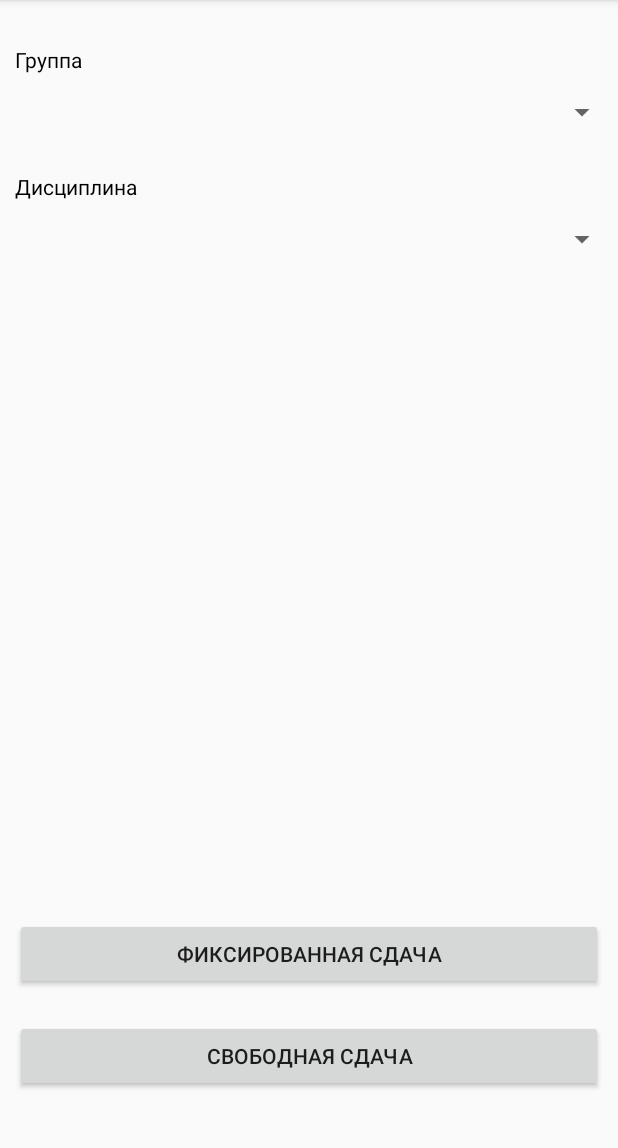
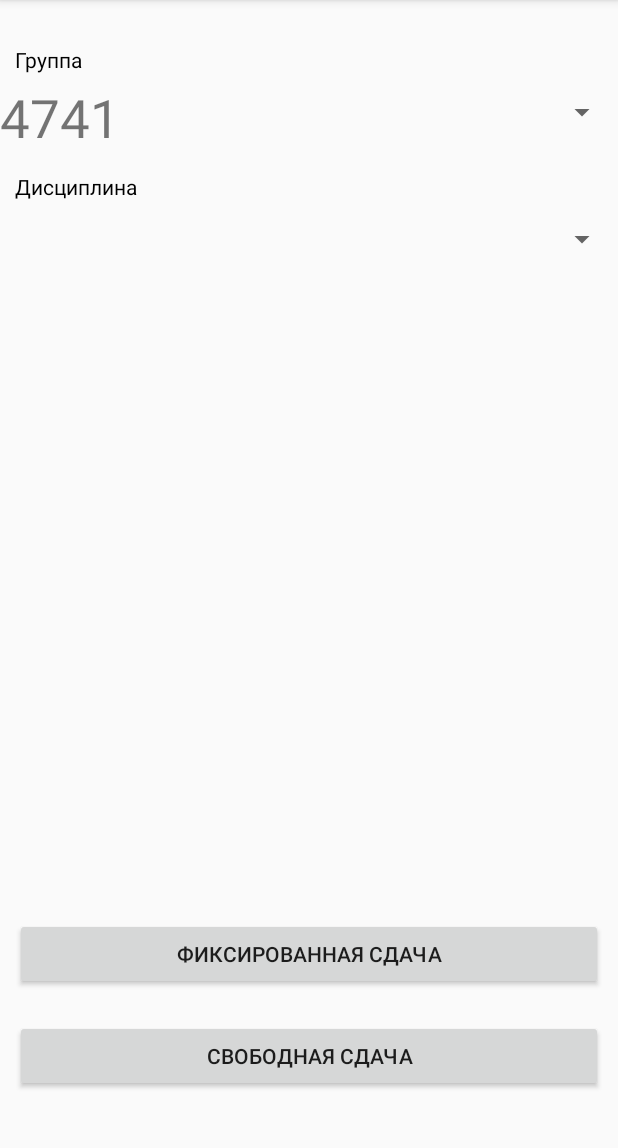
Before and after one commit to VixonneN/CourseWork, an Android app: the screen it shows after launch (MainActivity), on a phone screen of 412 x 824 dp, the part 84-1232 px from its top. Run offline under Robolectric (Android 15) with nearby library versions, the phone set to English and light mode, and no system bars; our stand-ins replace Room's generated code.

Commit message:
add first fake data to spinner

```diff
--- a/app/src/main/java/com/suai/sergey/MainActivity.java
+++ b/app/src/main/java/com/suai/sergey/MainActivity.java
@@ -10,7 +10,9 @@ import android.widget.ArrayAdapter;
 import android.widget.Button;
 import android.widget.Spinner;
 
+import com.suai.sergey.adapters.GroupSpinnerAdapter;
 import com.suai.sergey.databases.groupDatabase.Group;
+import com.suai.sergey.databases.groupDatabase.NumberGroup;
 import com.suai.sergey.databases.studentDatabase.Student;
 import com.suai.sergey.databases.subjectDatabase.Subject;
 import com.suai.sergey.databases.submissionDatabase.Submission;
@@ -42,22 +44,28 @@ public class MainActivity extends AppCompatActivity {
     //выпадающие списки
     private void classAdapterSpinner(){
         Spinner classSpinner = findViewById(R.id.group_MA);
-        ArrayAdapter<String> classAdapter = new ArrayAdapter<>(this, android.R.layout.simple_spinner_item, cClass);
-        classAdapter.setDropDownViewResource(android.R.layout.simple_spinner_dropdown_item);
-        classSpinner.setAdapter(classAdapter);
-        AdapterView.OnItemSelectedListener onItemSelectedListener = new AdapterView.OnItemSelectedListener() {
-            @Override
-            public void onItemSelected(AdapterView<?> parent, View view, int position, long id) {
-                String item = (String)parent.getItemAtPosition(position);
-                textSpinner.add(0, item);
-            }
 
-            @Override
-            public void onNothingSelected(AdapterView<?> parent) {
+        GroupSpinnerAdapter spinnerAdapter = new GroupSpinnerAdapter(this, getGroupList());
 
-            }
-        };
-        classSpinner.setOnItemSelectedListener(onItemSelectedListener);
+//        ArrayAdapter<String> classAdapter = new ArrayAdapter<>(this,
+//                android.R.layout.simple_spinner_item,textSpinner); //контекст, разметка, список(String)
+
+
+        classSpinner.setAdapter(spinnerAdapter);
+
+//        AdapterView.OnItemSelectedListener onItemSelectedListener = new AdapterView.OnItemSelectedListener() {
+//            @Override
+//            public void onItemSelected(AdapterView<?> parent, View view, int position, long id) {
+//                String item = (String)parent.getItemAtPosition(position);
+//                textSpinner.add(0, item);
+//            }
+//
+//            @Override
+//            public void onNothingSelected(AdapterView<?> parent) {
+//
+//            }
+//        };
+//        classSpinner.setOnItemSelectedListener(onItemSelectedListener);
     }
 
     private void academicAdapterSpinner(){
@@ -69,7 +77,7 @@ public class MainActivity extends AppCompatActivity {
             @Override
             public void onItemSelected(AdapterView<?> parent, View view, int position, long id) {
                 String item = (String)parent.getItemAtPosition(position);
-                textSpinner.add(1, item);
+                textSpinner.add(0, item);
             }
 
             @Override
@@ -106,8 +114,8 @@ public class MainActivity extends AppCompatActivity {
 
     //методы для заполнения таблицы
     @NonNull
-    private Group createGroup(int number){
-        Group group = new Group();
+    private NumberGroup createGroup(int number){
+        NumberGroup group = new NumberGroup();
         group.setNumber(number);
         return group;
     }
@@ -143,8 +151,8 @@ public class MainActivity extends AppCompatActivity {
     }
 
     //добавление фейковых данных
-    private List<Group> getGroupList(){
-        List<Group> groupList = new ArrayList<>();
+    private List<NumberGroup> getGroupList(){
+        List<NumberGroup> groupList = new ArrayList<>();
         groupList.add(createGroup(4741));
         groupList.add(createGroup(4742));
         groupList.add(createGroup(4743));
--- /dev/null
+++ b/app/src/main/java/com/suai/sergey/adapters/GroupSpinnerAdapter.java
@@ -0,0 +1,55 @@
+package com.suai.sergey.adapters;
+
+import android.annotation.SuppressLint;
+import android.content.Context;
+import android.view.LayoutInflater;
+import android.view.View;
+import android.view.ViewGroup;
+import android.widget.BaseAdapter;
+import android.widget.TextView;
+
+import com.suai.sergey.R;
+import com.suai.sergey.databases.groupDatabase.NumberGroup;
+
+import java.util.List;
+
+public class GroupSpinnerAdapter extends BaseAdapter {
+
+    private LayoutInflater layoutInflater;
+    private List<NumberGroup> numberGroups;
+
+    public GroupSpinnerAdapter(Context context, List<NumberGroup> numberGroups) {
+        this.layoutInflater = (LayoutInflater) context.getSystemService(Context.LAYOUT_INFLATER_SERVICE);
+        this.numberGroups = numberGroups;
+    }
+
+    @Override
+    public int getCount() {
+        return numberGroups.size();
+    }
+
+    @Override
+    public Object getItem(int position) {
+        return numberGroups.get(position);
+    }
+
+    @Override
+    public long getItemId(int position) {
+        return 0;
+    }
+
+    @Override
+    public View getView(int position, View convertView, ViewGroup parent) {
+
+        @SuppressLint("ViewHolder")
+        View view = layoutInflater.inflate(R.layout.spinner_item, parent, false);
+
+        NumberGroup numberGroup = (NumberGroup) getItem(position);
+
+        TextView textView = view.findViewById(R.id.spinner_id);
+
+        textView.setText(String.valueOf(numberGroup.getNumber()));// сделать toString, крашится тут
+
+        return view;
+    }
+}
--- a/app/src/main/res/layout/activity_main.xml
+++ b/app/src/main/res/layout/activity_main.xml
@@ -24,7 +24,6 @@
         android:layout_height="40dp"
         android:layout_below="@id/twGroup"
         android:layout_marginBottom="20dp"
-        android:autofillHints="@string/discipline"
         >
 
     </Spinner>
--- /dev/null
+++ b/app/src/main/res/layout/spinner_item.xml
@@ -0,0 +1,13 @@
+<?xml version="1.0" encoding="utf-8"?>
+<LinearLayout
+    xmlns:android="http://schemas.android.com/apk/res/android" android:layout_width="match_parent"
+    android:layout_height="match_parent">
+
+    <TextView
+        android:id="@+id/spinner_id"
+        android:layout_width="match_parent"
+        android:layout_height="wrap_content"
+        android:textSize="35sp"
+        />
+
+</LinearLayout>
```
